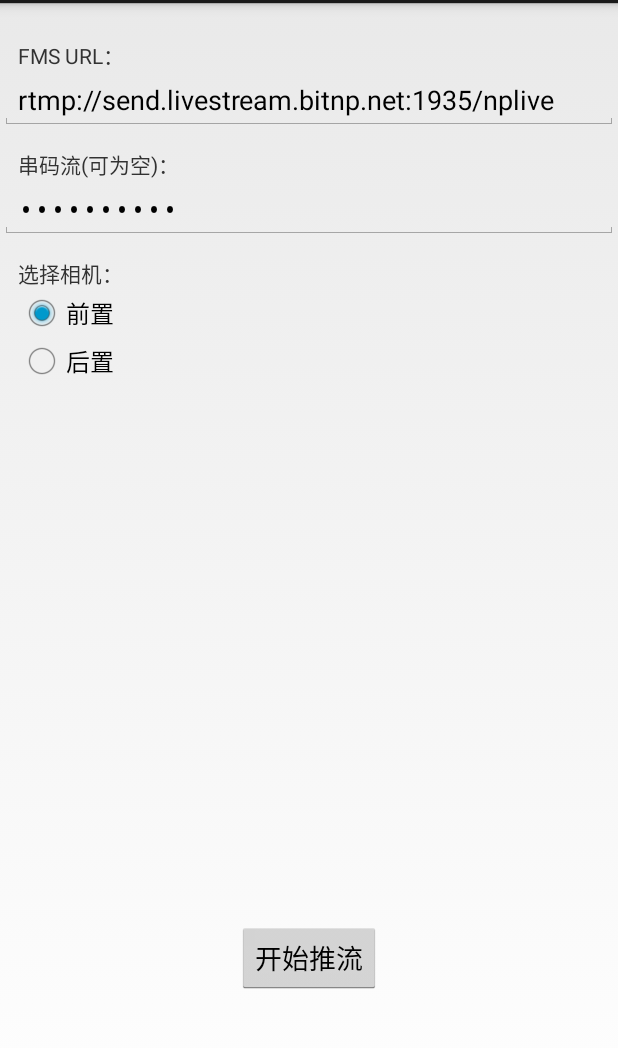
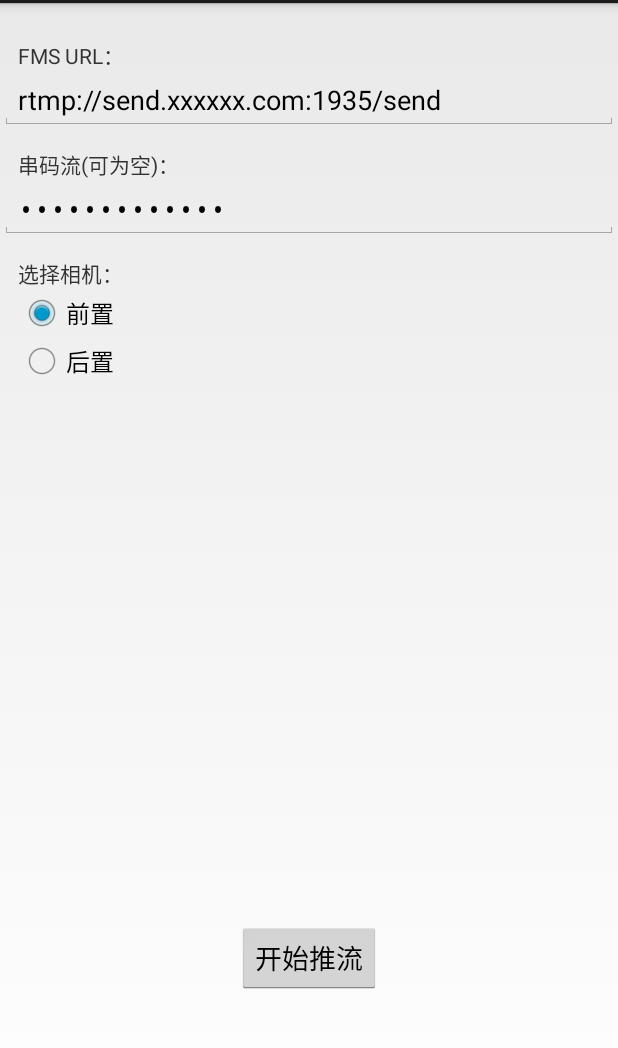
Before and after one commit to jackhhh/NP.RTMP-Push-Client-Android, an Android app: the screen it shows after launch (StartActivity), on a phone screen of 412 x 824 dp, the part 69-1117 px from its top. Run offline under Robolectric (Android 15) with nearby library versions, the phone set to English and light mode, and no system bars.

Commit message:
URL Changed.

```diff
--- a/NPLivePushClient/src/main/java/com/bitnp/nplive/livertmppush/MainActivity.java
+++ b/NPLivePushClient/src/main/java/com/bitnp/nplive/livertmppush/MainActivity.java
@@ -58,7 +58,7 @@ public class MainActivity extends Activity {
 	private final String LOG_TAG = "MainActivity";
 	private final boolean DEBUG_ENABLE = false;
 
-	private String _rtmpUrl = "rtmp://send.livestream.bitnp.net:1935/nplive/livestream";
+	private String _rtmpUrl = "rtmp://send.xxxxxx.com:1935/livestream";
 	private String _CameraChoosed = null;
 
 	PowerManager.WakeLock _wakeLock;
--- a/NPLivePushClient/src/main/java/com/bitnp/nplive/livertmppush/StartActivity.java
+++ b/NPLivePushClient/src/main/java/com/bitnp/nplive/livertmppush/StartActivity.java
@@ -44,8 +44,8 @@ public class StartActivity extends Activity {
         _rtmpStreamText = (EditText)findViewById(R.id.rtmpStreamText);
         _startRtmpPushButton = (Button)findViewById(R.id.startRtmpButton);
 
-        _rtmpUrlEditText.setText("rtmp://send.livestream.bitnp.net:1935/nplive");
-        _rtmpStreamText.setText("livestream");
+        _rtmpUrlEditText.setText("rtmp://send.xxxxxx.com:1935/send");
+        _rtmpStreamText.setText("xxxlivestream");
 
         _startRtmpPushButton.setOnClickListener(_startRtmpPushOnClickedEvent);
     }
```
